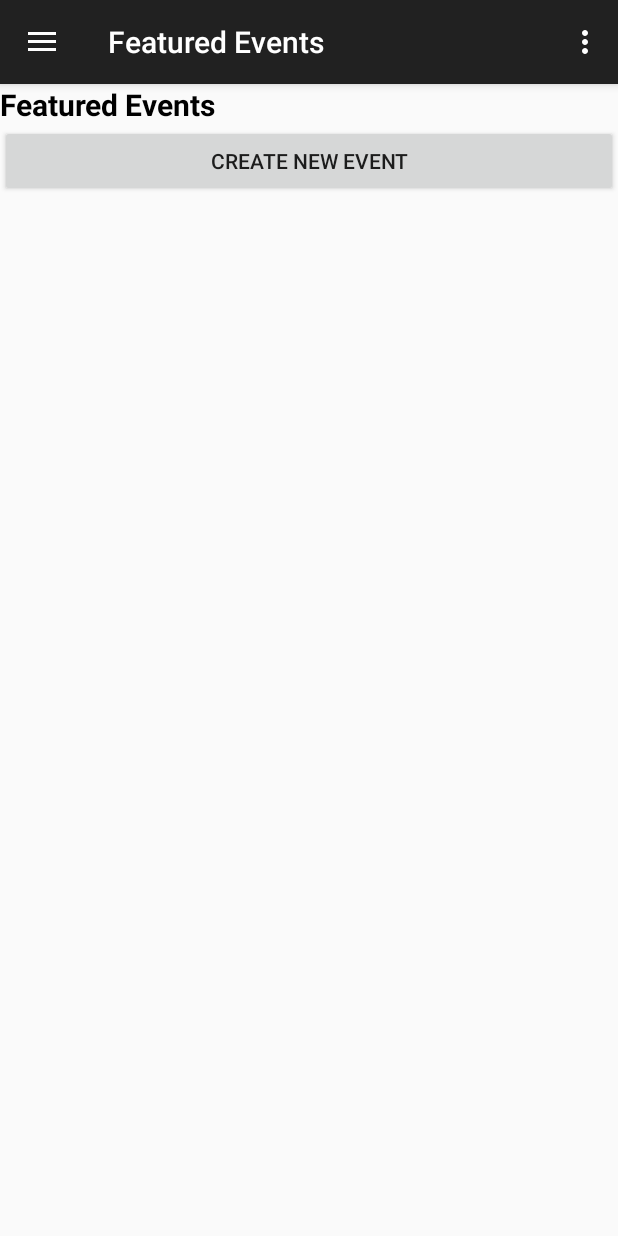
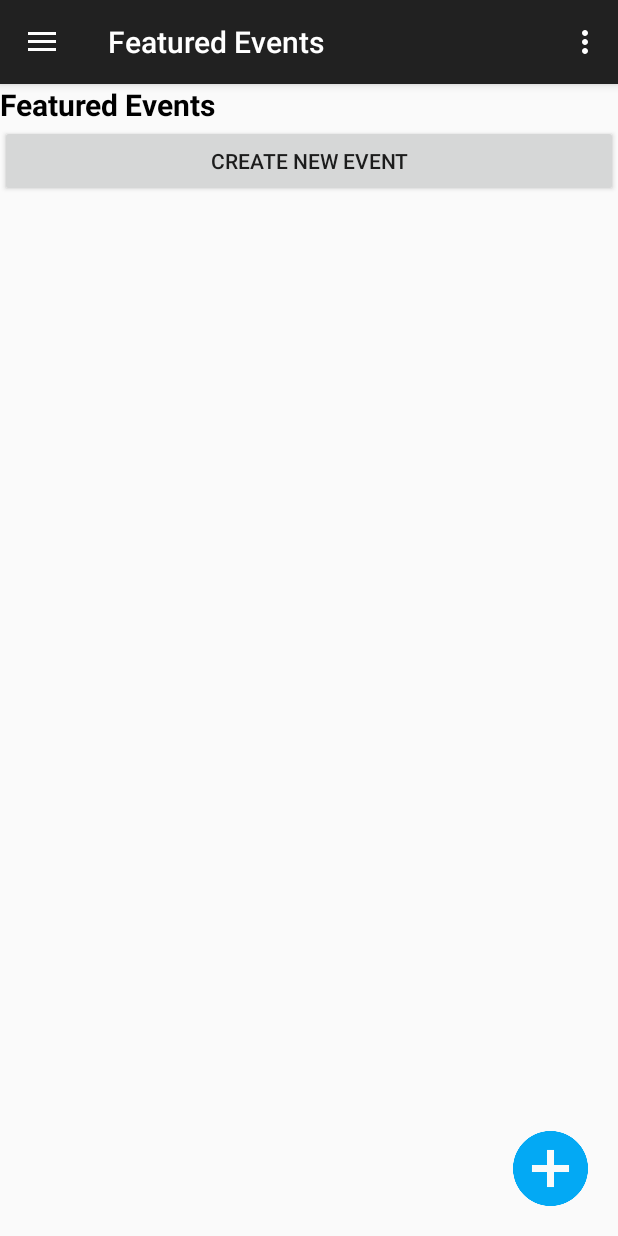
Before and after one commit to Coolest101Group/UCSDBulletinBoard, an Android app: the screen it shows after launch (MainActivity), on a phone screen of 412 x 824 dp. Run offline under Robolectric (Android 15) with nearby library versions, the phone set to English and light mode, and no system bars; libraries missing offline, so code that uses them is left out: com.firebase.client; 3 statements that could not run were skipped.

Commit message:
added a "+" PNG image at bottom right of screen, which allows to create new event

```diff
--- a/app/src/main/java/com/apress/gerber/ucsdbulletinboard/fragments/FeaturedEvents.java
+++ b/app/src/main/java/com/apress/gerber/ucsdbulletinboard/fragments/FeaturedEvents.java
@@ -8,19 +8,25 @@ import android.view.LayoutInflater;
 import android.view.View;
 import android.view.ViewGroup;
 import android.widget.Button;
+import android.widget.ImageView;
 
 import com.apress.gerber.ucsdbulletinboard.CreateEvent;
 import com.apress.gerber.ucsdbulletinboard.R;
+
+import static com.apress.gerber.ucsdbulletinboard.R.drawable.*;
 
 /**
  * Created by danielmartin on 10/23/15.
  */
 public class FeaturedEvents extends Fragment {
+    private ImageView addPNG;
     @Nullable
     @Override
     public View onCreateView(LayoutInflater inflater, ViewGroup container, Bundle savedInstanceState) {
 
         View mV = inflater.inflate(R.layout.fragment_featuredevents, container, false);
+        addPNG = (ImageView) mV.findViewById(R.id.add_new_event_png);
+        addPNG.setImageResource(R.drawable.add182);
 
         Button createEvent = (Button) mV.findViewById(R.id.create_event_page_button);
         createEvent.setOnClickListener(new View.OnClickListener() {
@@ -31,6 +37,14 @@ public class FeaturedEvents extends Fragment {
             }
         });
 
+        addPNG.setOnClickListener(new View.OnClickListener() {
+            @Override
+            public void onClick(View v) {
+                Intent intent = new Intent(getActivity(), CreateEvent.class);
+                startActivity(intent);
+            }
+        });
+
         return mV;
     }
 }
--- a/app/src/main/res/layout/fragment_featuredevents.xml
+++ b/app/src/main/res/layout/fragment_featuredevents.xml
@@ -2,7 +2,8 @@
 <LinearLayout xmlns:android="http://schemas.android.com/apk/res/android"
     android:layout_width="match_parent"
     android:layout_height="match_parent"
-    android:orientation="vertical">
+    android:orientation="vertical"
+              android:weightSum="1">
 
     <TextView
         android:layout_width="wrap_content"
@@ -19,4 +20,23 @@
         android:layout_width="fill_parent"
         android:layout_height="wrap_content" />
 
+
+    <LinearLayout
+        android:layout_width="match_parent"
+        android:layout_height="0dip"
+        android:layout_weight="1"
+        android:gravity="left|bottom"
+        android:orientation="vertical"
+        android:weightSum="1"
+        >
+
+        <ImageView
+            android:layout_width="50dp"
+            android:layout_height="50dp"
+            android:layout_gravity="center_horizontal|right"
+            android:id="@+id/add_new_event_png"
+            android:layout_marginRight="20dp"
+            android:layout_marginBottom="20dp"/>
+    </LinearLayout>
+
 </LinearLayout>
```
Also changed, not shown: app/src/main/java/com/apress/gerber/ucsdbulletinboard/fragments/ArtsCultureAndMore.java (+11 -0 lines), app/src/main/java/com/apress/gerber/ucsdbulletinboard/fragments/CommunityInvolve.java (+11 -0 lines), app/src/main/java/com/apress/gerber/ucsdbulletinboard/fragments/FitnessAndWellBeing.java (+10 -0 lines), app/src/main/java/com/apress/gerber/ucsdbulletinboard/fragments/SeminarInfoSession.java (+10 -0 lines), app/src/main/java/com/apress/gerber/ucsdbulletinboard/fragments/WeekendEvents.java (+10 -0 lines), app/src/main/res/layout/fragment_artscultureandmore.xml (+17 -0 lines), app/src/main/res/layout/fragment_communityinvolve.xml (+17 -0 lines), app/src/main/res/layout/fragment_fitnessandwellbeing.xml (+17 -0 lines), app/src/main/res/layout/fragment_seminarinfosession.xml (+17 -0 lines), app/src/main/res/layout/fragment_weekendevents.xml (+17 -0 lines), app/src/main/res/drawable/add182.png (added).
